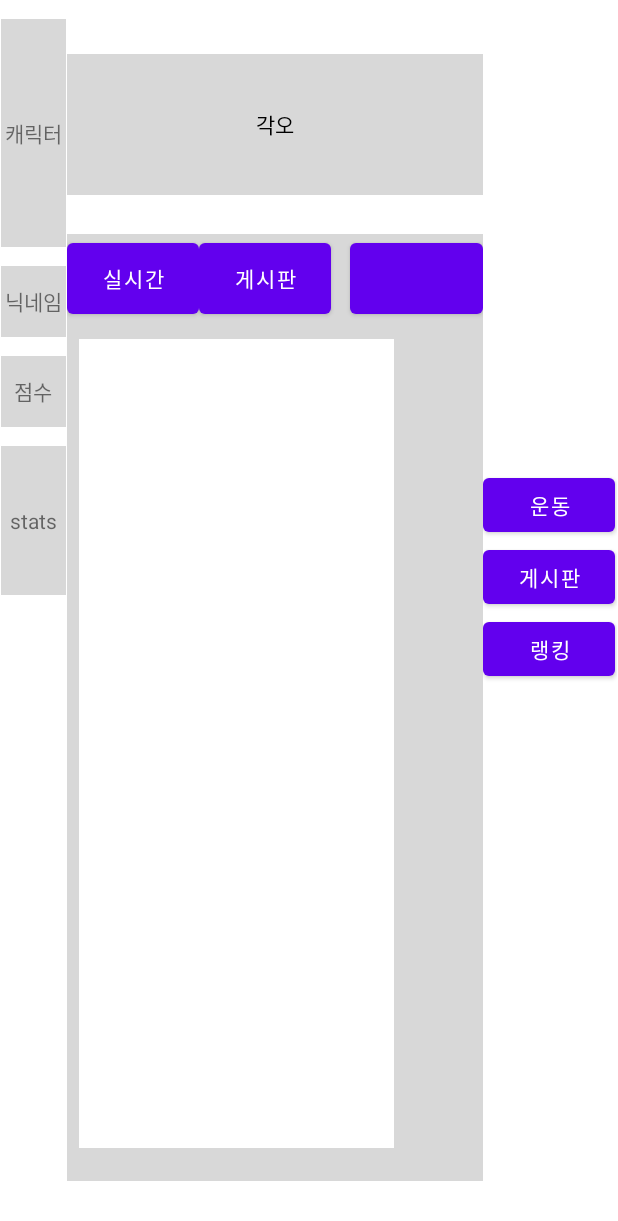
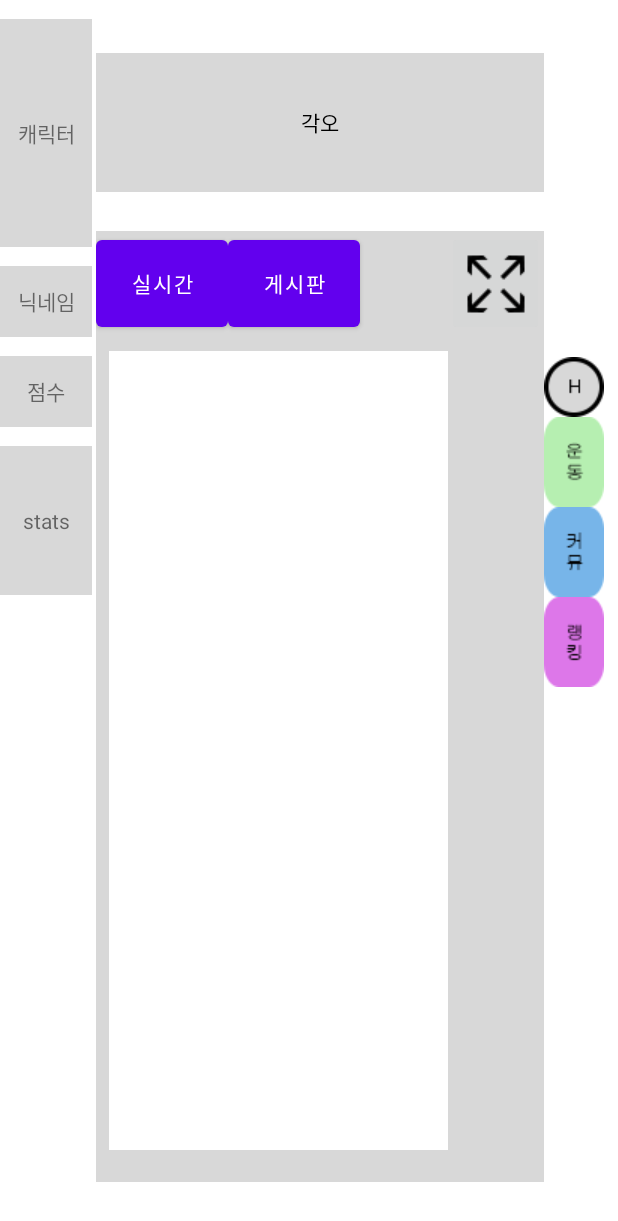
Before and after one commit to son-yu-seoung/2022_KIKOM, an Android app: the layout board_page.xml on its own in the app's theme, with its tools: preview values and no code run, on a phone screen of 412 x 824 dp. Shown: the top 1221 px of the screen. Run offline under Robolectric (Android 15) with nearby library versions, the phone set to English and light mode, and no system bars.

Commit message:
Merge remote-tracking branch 'origin/yuseong' into junpyo
# Conflicts:
#	App/app/src/main/res/layout/activity_main.xml

```diff
--- a/App/app/src/main/java/com/example/app/go_chatting_page.java
+++ b/App/app/src/main/java/com/example/app/go_chatting_page.java
@@ -16,7 +16,6 @@ public class go_chatting_page extends AppCompatActivity {
     protected void onCreate(@Nullable Bundle savedInstanceState) {
         super.onCreate(savedInstanceState);
         setRequestedOrientation(ActivityInfo.SCREEN_ORIENTATION_LANDSCAPE); // -> 가로로 화면 전환
-
         setContentView(R.layout.chatting_page);
 
         Button go_board_page_btn = (Button) findViewById(R.id.go_board_page_btn);
--- a/App/app/src/main/res/layout/board_page.xml
+++ b/App/app/src/main/res/layout/board_page.xml
@@ -15,7 +15,16 @@
         <LinearLayout
             android:layout_width="wrap_content"
             android:layout_height="match_parent"
-            android:layout_weight="0.5">
+            android:layout_weight="0.1"
+            android:orientation="vertical">
+
+
+
+            <LinearLayout
+                android:layout_width="match_parent"
+                android:layout_height="wrap_content"
+                android:layout_weight="10"/>
+
         </LinearLayout>
 
         <LinearLayout
@@ -167,12 +176,13 @@
                             android:layout_weight="90">
                         </LinearLayout>
 
-                        <Button
+                        <ImageButton
                             android:id="@+id/go_board_twice_btn"
                             android:layout_width="wrap_content"
                             android:layout_height="match_parent"
+                            android:src="@drawable/full_screen"
                             android:layout_weight="1">
-                        </Button>
+                        </ImageButton>
 
                     </LinearLayout>
 
@@ -263,7 +273,7 @@
             <TextView
                 android:layout_width="match_parent"
                 android:layout_height="wrap_content"
-                android:layout_weight="1.5">
+                android:layout_weight="1">
             </TextView>
 
             <LinearLayout
@@ -272,27 +282,36 @@
                 android:orientation="vertical"
                 android:layout_weight="2">
 
-                <Button
+                <ImageButton
+                    android:id="@+id/go_home_btn"
+                    android:layout_width="wrap_content"
+                    android:layout_height="wrap_content"
+                    android:src="@drawable/home_btn"
+                    android:background="@android:color/transparent"/>
+
+                <ImageButton
                     android:id="@+id/go_exercise_page_btn"
                     android:layout_width="wrap_content"
                     android:layout_height="wrap_content"
-                    android:text="운동">
-                </Button>
+                    android:src="@drawable/exercise_btn"
+                    android:background="@android:color/transparent">
+                </ImageButton>
 
-                <Button
+                <ImageButton
                     android:id="@+id/go_chatting_page_btn"
                     android:layout_width="wrap_content"
                     android:layout_height="wrap_content"
-                    android:text="게시판"
-                    tools:ignore="DuplicateIds">
-                </Button>
+                    android:src="@drawable/board_btn"
+                    android:background="@android:color/transparent">
+                </ImageButton>
 
-                <Button
+                <ImageButton
                     android:id="@+id/go_ranking_page_btn"
                     android:layout_width="wrap_content"
                     android:layout_height="wrap_content"
-                    android:text="랭킹">
-                </Button>
+                    android:src="@drawable/rank_btn"
+                    android:background="@android:color/transparent">
+                </ImageButton>
 
             </LinearLayout>
 
```
Also changed, not shown: App/app/src/main/java/com/example/app/MainActivity.java (+5 -3 lines), App/app/src/main/java/com/example/app/go_board_page.java (+14 -2 lines), App/app/src/main/res/layout/activity_main.xml (+12 -9 lines), App/app/src/main/res/drawable/back.png (added), App/app/src/main/res/drawable/board_btn.png (added), App/app/src/main/res/drawable/exercise_btn.png (added), App/app/src/main/res/drawable/home_btn.png (added), App/app/src/main/res/drawable/rank_btn.png (added).
